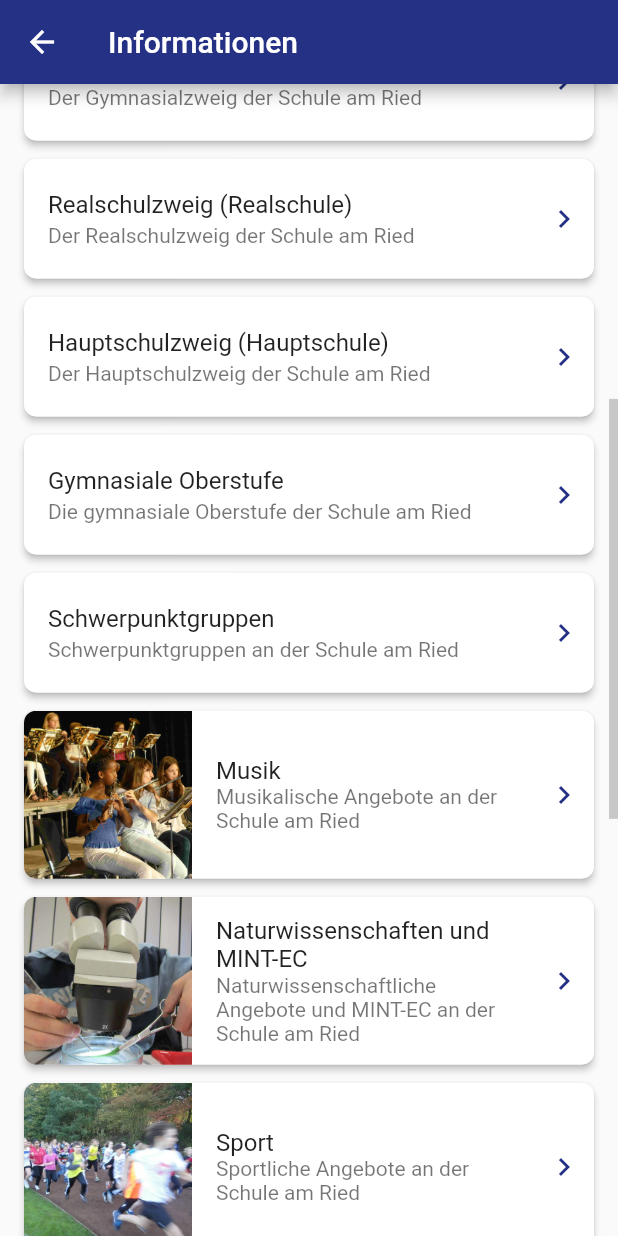
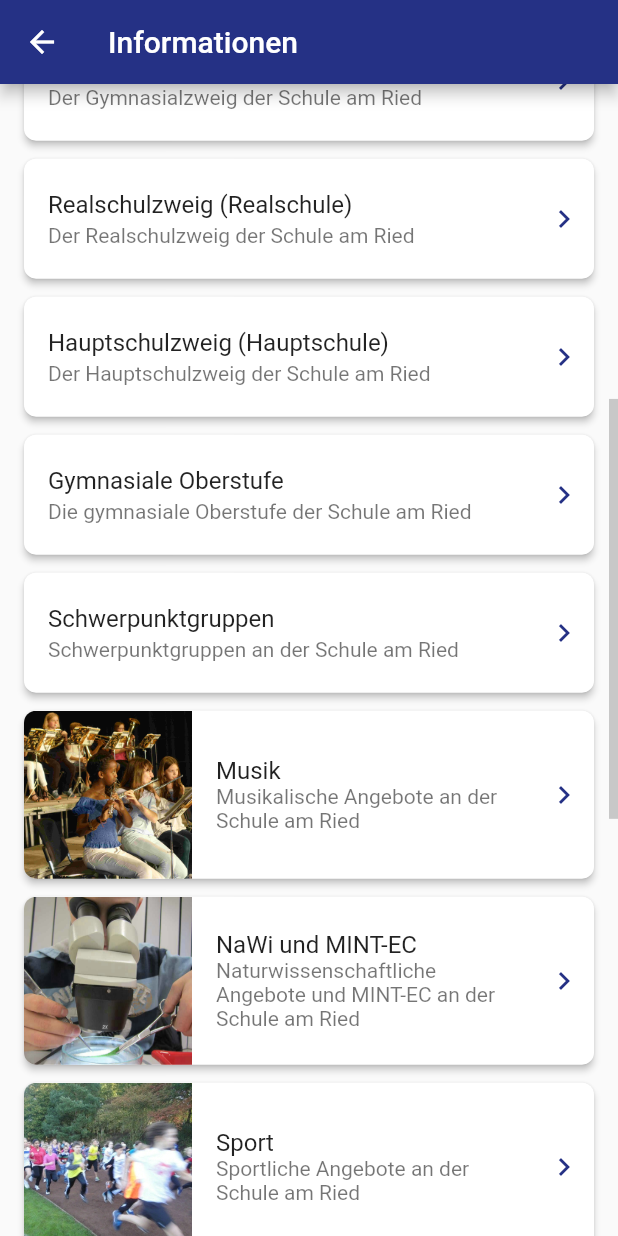
Before and after one commit to k0ncode/sar, a Flutter app: the Informationen screen opened directly, scrolled down 576 dp, on a phone screen of 412 x 824 dp. Run offline on Flutter 3.47's test engine with Material 2 defaults, Android fonts, the phone set to English and light mode, and no system bars; our stand-ins replace cached_network_image, flutter_markdown, package_info; network calls fail.

Commit message:
small change

```diff
--- a/lib/pages/informationen.dart
+++ b/lib/pages/informationen.dart
@@ -73,7 +73,7 @@ class Informationen extends StatelessWidget {
               textFile: "8_musik.txt",
             ),
             InformationCard(
-              title: "Naturwissenschaften und MINT-EC",
+              title: "NaWi und MINT-EC",
               text: "Naturwissenschaftliche Angebote und MINT-EC an der Schule am Ried",
               imageIndex: "13",
               textFile: "9_nawi_und_mint.txt",
```
